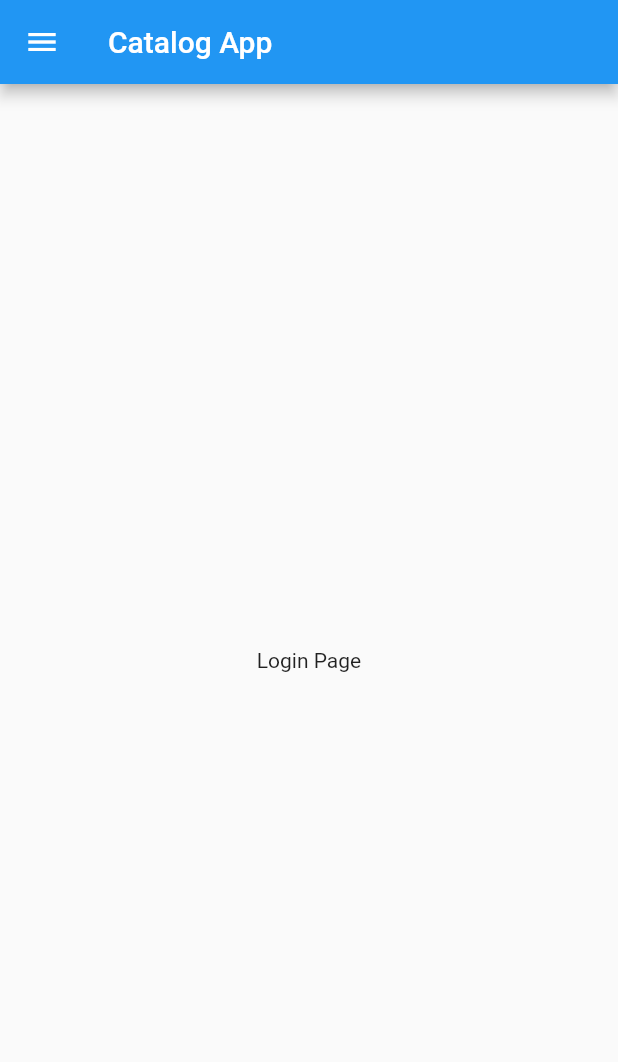
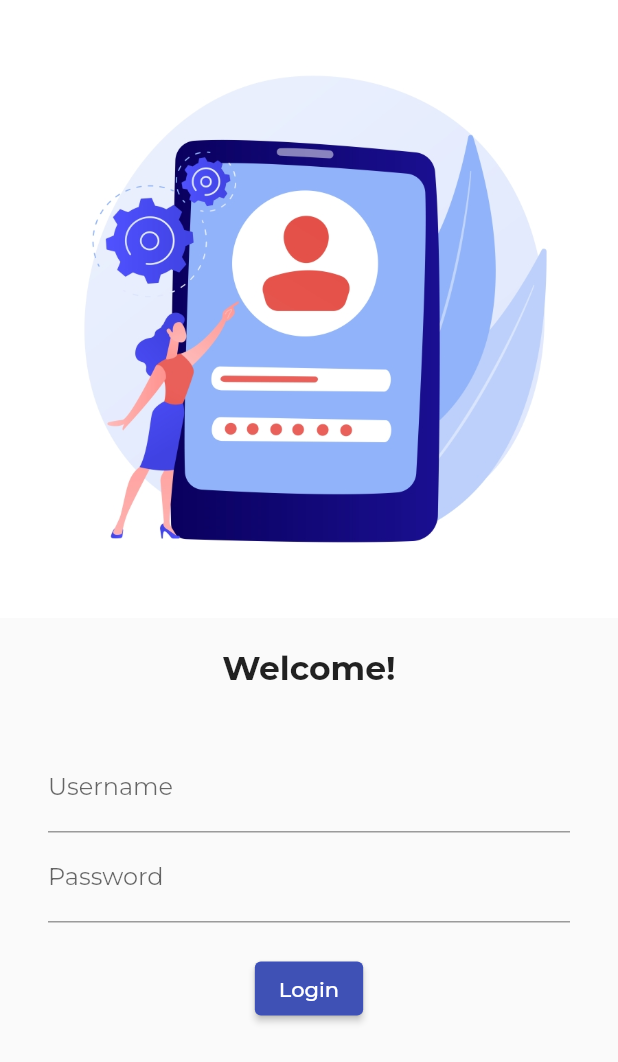
Before and after one commit to itspritthakkar/FlutterCatalogue, a Flutter app: the Login screen opened by its route, on a phone screen of 412 x 824 dp. Shown: the top 1062 px of the screen. Run offline on Flutter 3.47's test engine with Material 2 defaults, Android fonts, the phone set to English and light mode, and no system bars; our stand-ins replace google_fonts.

Commit message:
Day4 Commit

```diff
--- a/lib/main.dart
+++ b/lib/main.dart
@@ -1,4 +1,5 @@
 import 'package:flutter/material.dart';
+import 'package:google_fonts/google_fonts.dart';
 
 import 'screens/home.dart';
 import 'screens/login.dart';
@@ -14,11 +15,14 @@ class MyApp extends StatelessWidget {
   Widget build(BuildContext context) {
     return MaterialApp(
       themeMode: ThemeMode.light,
-      theme: ThemeData(primarySwatch: Colors.blue),
+      theme: ThemeData(
+          primarySwatch: Colors.indigo,
+          fontFamily: GoogleFonts.montserrat().fontFamily,
+      ),
       darkTheme: ThemeData(
         brightness: Brightness.dark,
       ),
-      // initialRoute: "/login",
+      initialRoute: "/login",
       routes: {
         "/": (context) => const Home(),
         "/login": (context) => const Login(),
--- a/lib/screens/login.dart
+++ b/lib/screens/login.dart
@@ -1,5 +1,5 @@
+import 'package:flutter/foundation.dart';
 import 'package:flutter/material.dart';
-
 // ignore: camel_case_types
 class Login extends StatelessWidget {
   const Login({Key? key}) : super(key: key);
@@ -7,13 +7,49 @@ class Login extends StatelessWidget {
   @override
   Widget build(BuildContext context) {
     return Scaffold(
-      appBar: AppBar(
-          title: const Text("Catalog App")
+      // resizeToAvoidBottomInset : false,
+      body: SingleChildScrollView(
+        child: Column(
+          children: [
+            Image.asset(
+                "assets/images/login.jpg",
+                fit: BoxFit.cover,
+            ),
+            const SizedBox(height: 20.00),
+            const Text("Welcome!", style: TextStyle(fontSize: 22, fontWeight: FontWeight.bold)),
+            const SizedBox(height: 20.00),
+            Padding(
+              padding: const EdgeInsets.symmetric(vertical: 16.0, horizontal: 32.0),
+              child: Column(
+                children: [
+                  TextFormField(
+                    decoration: const InputDecoration(
+                      hintText: "Enter Username",
+                      labelText: "Username"
+                    ),
+                  ),
+                  TextFormField(
+                    obscureText: true,
+                    decoration: const InputDecoration(
+                        hintText: "Enter Password",
+                        labelText: "Password"
+                    ),
+                  ),
+                  const SizedBox(height: 20.00),
+                  ElevatedButton(
+                      onPressed: () {
+                        if (kDebugMode) {
+                          print("Button pressed");
+                        }
+                      },
+                      child: const Text("Login")
+                  )
+                ],
+              ),
+            ),
+          ],
+        )
       ),
-      body: const Center(
-        child: Text("Login Page"),
-      ),
-      drawer: const Drawer(),
     );
   }
 }
--- a/pubspec.yaml
+++ b/pubspec.yaml
@@ -34,6 +34,7 @@ dependencies:
   # The following adds the Cupertino Icons font to your application.
   # Use with the CupertinoIcons class for iOS style icons.
   cupertino_icons: ^1.0.2
+  google_fonts: ^2.3.1
 
 dev_dependencies:
   flutter_test:
@@ -58,8 +59,8 @@ flutter:
   uses-material-design: true
 
   # To add assets to your application, add an assets section, like this:
-  # assets:
-  #   - images/a_dot_burr.jpeg
+  assets:
+     - assets/images/
   #   - images/a_dot_ham.jpeg
 
   # An image asset can refer to one or more resolution-specific "variants", see
```
Also changed, not shown: assets/images/login.jpg (added), pubspec.lock, 1 other file.
